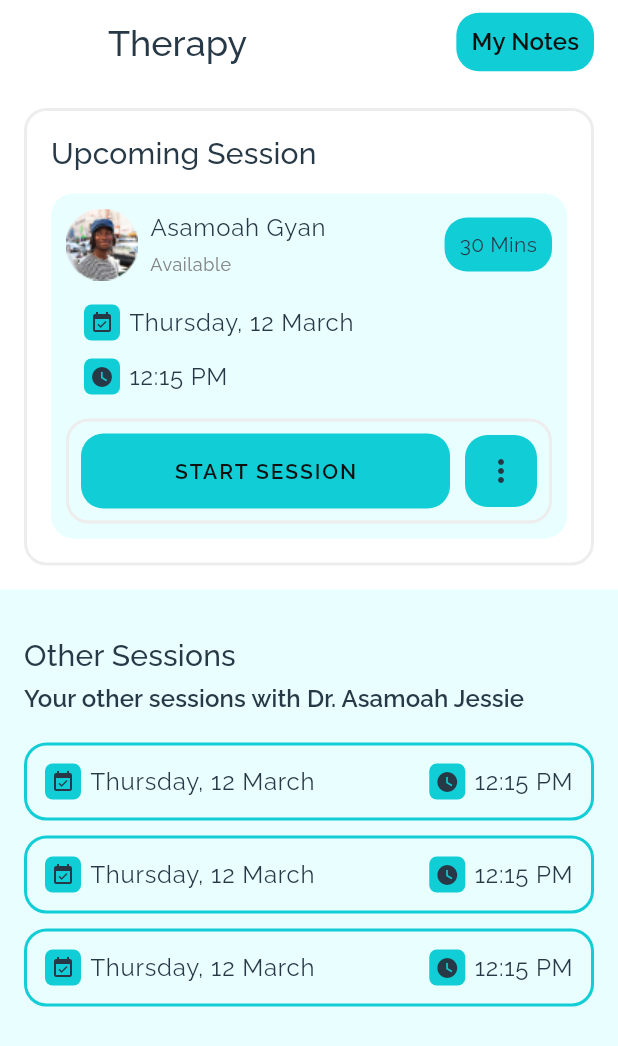
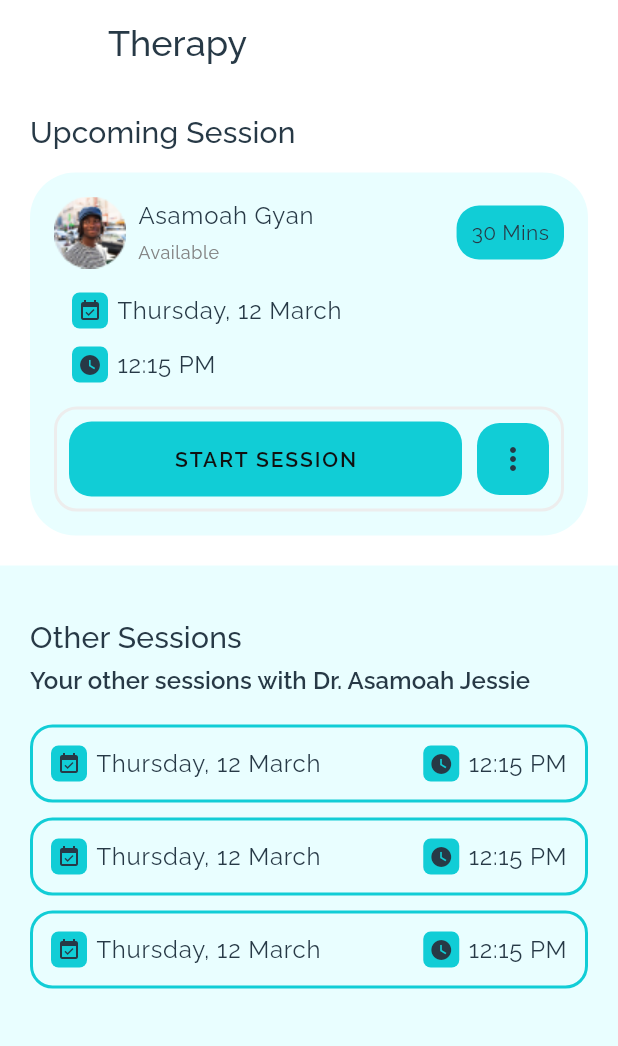
Before and after one commit to DeveloperMaleek/talk2me, a Flutter app: the ClientTherapy screen opened by its route, on a phone screen of 412 x 824 dp. Shown: the top 1046 px of the screen. Run offline on Flutter 3.47's test engine with Material 2 defaults, Android fonts, the phone set to English and light mode, and no system bars; our stand-ins replace flutter_svg, font_awesome_flutter, get, google_fonts, google_nav_bar, step_progress_indicator; missing offline and left inert: images_picker; project files that could hold a hidden picture were left out.

Commit message:
Therapist page done

```diff
--- a/lib/src/components/sessions_list.dart
+++ b/lib/src/components/sessions_list.dart
@@ -11,10 +11,10 @@ class UpcomingSession extends StatelessWidget {
   @override
   Widget build(BuildContext context) {
     return Container(
-      padding: EdgeInsets.all(10),
+      padding: EdgeInsets.all(16),
       decoration: BoxDecoration(
           color: AppColors.greenBackground,
-          borderRadius: BorderRadius.circular(15)),
+          borderRadius: BorderRadius.circular(30)),
       child: Column(
         children: [
           // Top Section
--- a/lib/src/screens/therapy/client_therapy.dart
+++ b/lib/src/screens/therapy/client_therapy.dart
@@ -5,6 +5,8 @@ import 'package:talk2me/src/components/buttons.dart';
 import 'package:talk2me/src/components/sessions_list.dart';
 import 'package:talk2me/theme/colors.dart';
 import 'package:talk2me/theme/text_styles.dart';
+
+List bookedSessions = [1];
 
 class ClientTherapy extends StatefulWidget {
   const ClientTherapy({Key? key}) : super(key: key);
@@ -14,7 +16,6 @@ class ClientTherapy extends StatefulWidget {
 }
 
 class _ClientTherapyState extends State<ClientTherapy> {
-  List bookedSessions = [1];
   @override
   Widget build(BuildContext context) {
     return Scaffold(
@@ -43,17 +44,13 @@ class DataTherapyView extends StatelessWidget {
             children: [
               AppBarNav(
                 pageHeading: 'Therapy',
-                buttonText: 'My Notes',
-                buttonColor: AppColors.primaryColor,
               ),
               Container(
                 width: MediaQuery.of(context).size.width,
-                margin: const EdgeInsets.all(16),
-                padding: const EdgeInsets.all(16),
+                margin: const EdgeInsets.all(20),
                 decoration: BoxDecoration(
-                    borderRadius: BorderRadius.circular(15),
-                    border:
-                        Border.all(color: AppColors.outlineColor, width: 2)),
+                  borderRadius: BorderRadius.circular(15),
+                ),
                 child: Column(
                   crossAxisAlignment: CrossAxisAlignment.start,
                   children: const [
@@ -71,7 +68,7 @@ class DataTherapyView extends StatelessWidget {
           ),
         ),
         Container(
-            padding: const EdgeInsets.all(16),
+            padding: const EdgeInsets.all(20),
             margin: const EdgeInsets.fromLTRB(0, 16, 0, 84),
             decoration: const BoxDecoration(
               color: AppColors.greenBackground,
@@ -80,7 +77,7 @@ class DataTherapyView extends StatelessWidget {
                   topRight: Radius.circular(15)),
             ),
             width: MediaQuery.of(context).size.width,
-            child: 1 == 1
+            child: bookedSessions.isNotEmpty
                 ? Column(
                     crossAxisAlignment: CrossAxisAlignment.start,
                     children: const [
```
